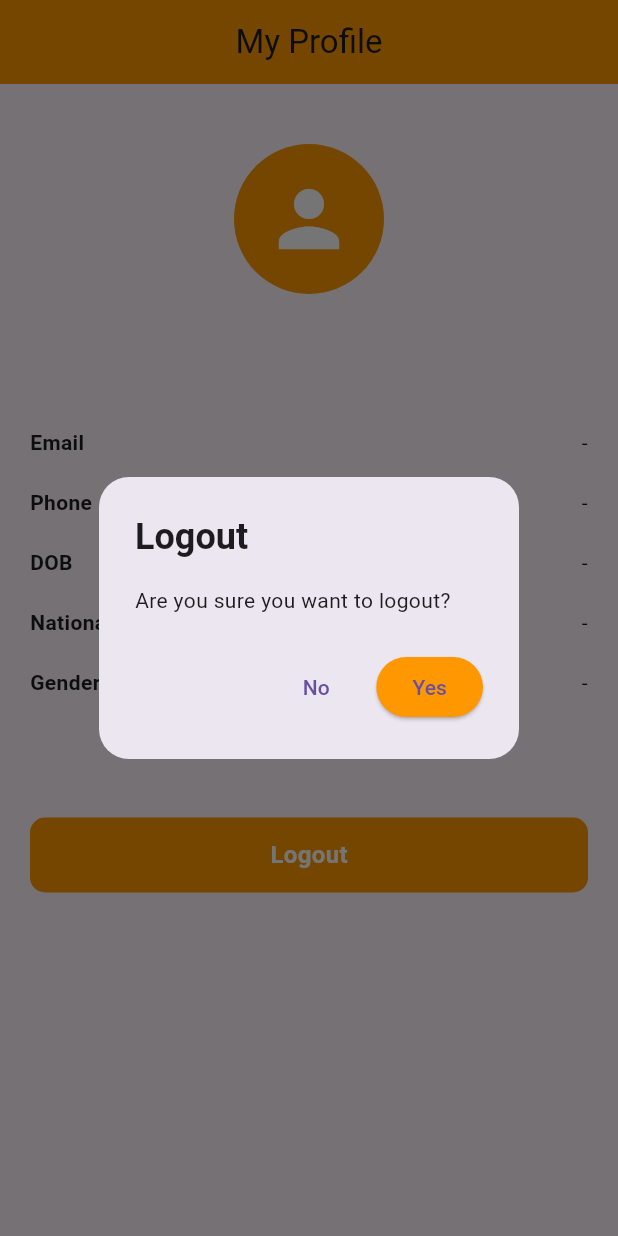
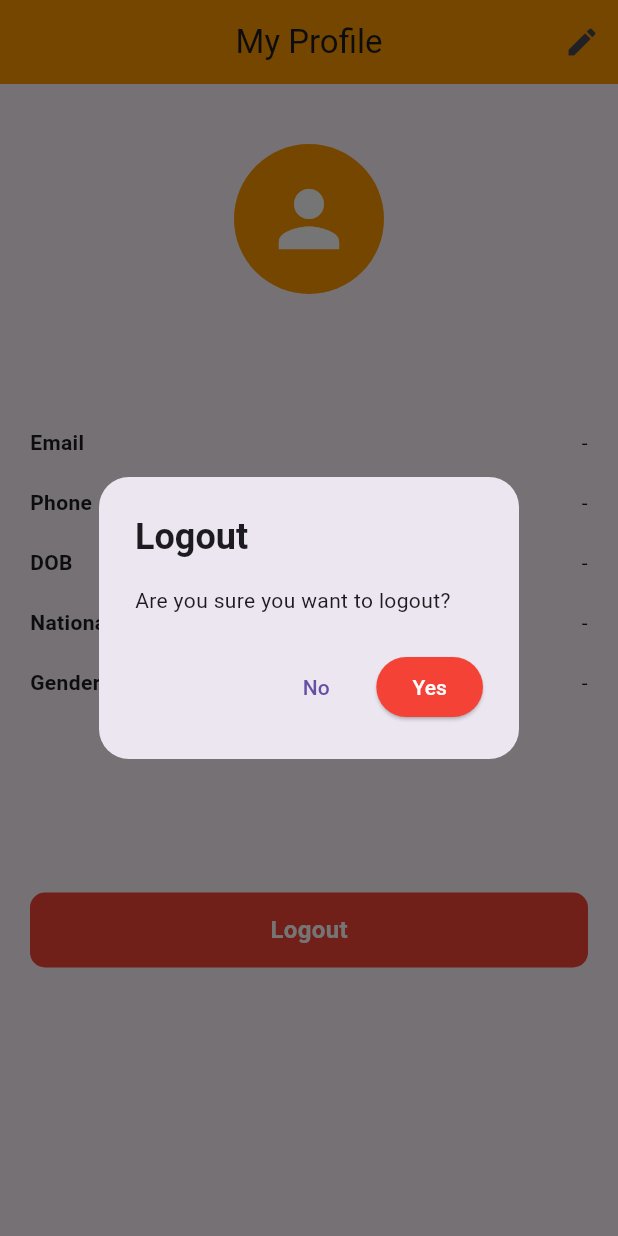
Before and after one commit to tanish699/Flutter, a Flutter app: the userProfile screen opened directly, after a tap on "Logout", on a phone screen of 412 x 824 dp. Run offline on Flutter 3.47's test engine with Material 3 defaults, Android fonts, the phone set to English and light mode, and no system bars; our stand-ins replace another_flushbar, shared_preferences, sqflite; accounts and stored records are empty.

Commit message:
Update profile.dart

```diff
--- a/Projects/lib/pages/profile.dart
+++ b/Projects/lib/pages/profile.dart
@@ -4,6 +4,7 @@ import 'package:shared_preferences/shared_preferences.dart';
 
 import '../database/database_helper.dart';
 import '../widgets/custombutton.dart';
+import 'editprofile.dart';
 import 'login.dart';
 
 class userProfile extends StatefulWidget {
@@ -95,12 +96,12 @@ class _UserProfileState extends State<userProfile> {
 
             ElevatedButton(
               style: ElevatedButton.styleFrom(
-                backgroundColor: Colors.orange,
+                backgroundColor: Colors.red,
               ),
               onPressed: () async {
                 await _logout();
               },
-              child: const Text("Yes"),
+              child: const Text("Yes", style: TextStyle(color: Colors.white),),
             ),
           ],
         );
@@ -127,6 +128,21 @@ class _UserProfileState extends State<userProfile> {
         title: const Text("My Profile"),
         backgroundColor: Colors.orange,
         centerTitle: true,
+
+        actions: [
+          IconButton(
+            icon: const Icon(Icons.edit),
+            onPressed: () async {
+              await Navigator.push(
+                context,
+                MaterialPageRoute(
+                  builder: (_) => const EditProfilePage(),
+                ),
+              );
+              loadUser();
+            },
+          ),
+        ],
       ),
 
       body: isLoading
@@ -171,13 +187,14 @@ class _UserProfileState extends State<userProfile> {
                     _buildTile("Gender", gender ?? "-"),
                     const SizedBox(height: 40),
 
-                    const SizedBox(height: 30),
+                    const SizedBox(height: 80),
 
                     Align(
                       alignment: Alignment.center,
                       child: CustomButton(
                         text: "Logout",
                         borderRadius: 10,
+                        color: Colors.red,
                         onTap: () {
                           _showLogoutDialog();
                         },
```
